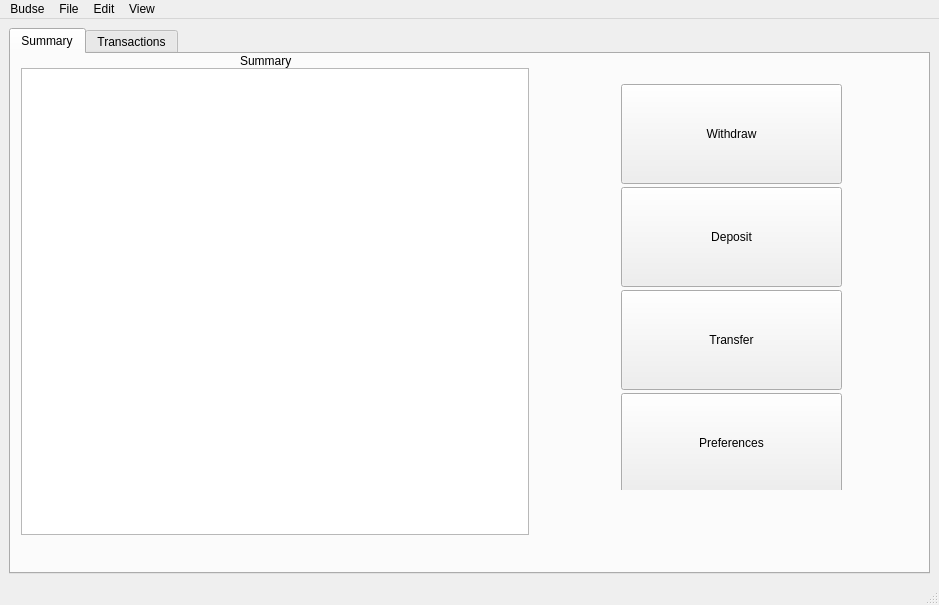
dwong/budse, file budse_main.ui: the form before one commit.
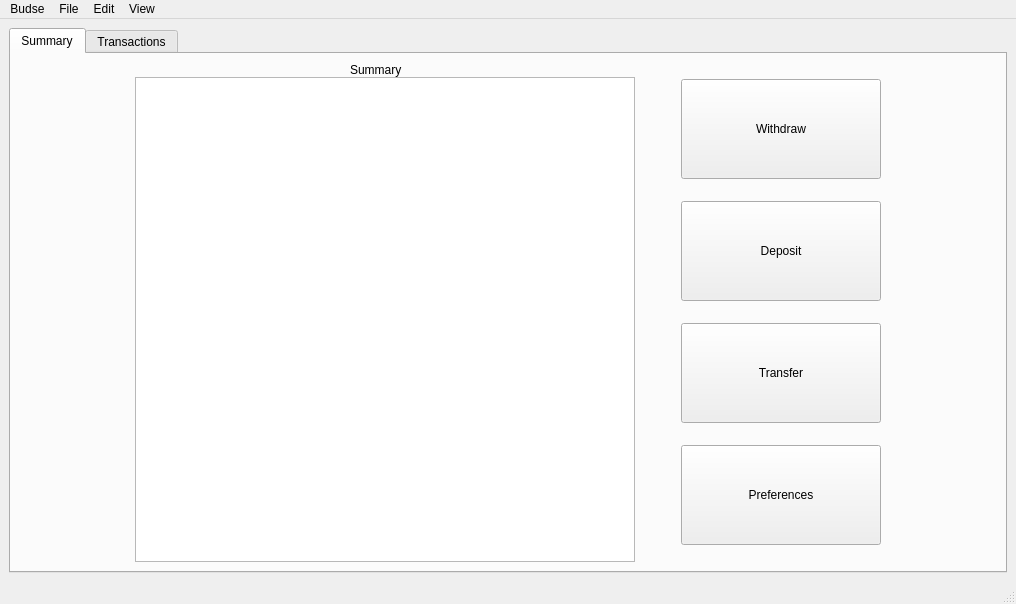
The form after the commit. The open tabs and pages were chosen to show the change.

Commit message: Revamp UI and fix bug with order of executing SQL query

Patch:
```diff
--- a/budse_main.ui
+++ b/budse_main.ui
@@ -9,8 +9,8 @@
    <rect>
     <x>0</x>
     <y>0</y>
-    <width>939</width>
-    <height>605</height>
+    <width>1016</width>
+    <height>604</height>
    </rect>
   </property>
   <property name="minimumSize">
@@ -24,7 +24,7 @@
   </property>
   <widget class="QWidget" name="centralwidget">
    <layout class="QGridLayout" name="gridLayout">
-    <item row="0" column="0">
+    <item row="0" column="1">
      <widget class="QTabWidget" name="tabWidget">
       <property name="currentIndex">
        <number>1</number>
@@ -33,15 +33,10 @@
        <attribute name="title">
         <string>Summary</string>
        </attribute>
-       <widget class="QWidget" name="layoutWidget_4">
-        <property name="geometry">
-         <rect>
-          <x>10</x>
-          <y>0</y>
-          <width>508</width>
-          <height>481</height>
-         </rect>
-        </property>
+       <layout class="QGridLayout" name="gridLayout_3">
+        <item row="0" column="1">
+         <layout class="QHBoxLayout" name="horizontalLayout_5">
+          <item>
         <layout class="QVBoxLayout" name="verticalLayout_6">
          <property name="spacing">
           <number>0</number>
@@ -68,6 +63,12 @@
            <property name="enabled">
             <bool>true</bool>
            </property>
+              <property name="minimumSize">
+               <size>
+                <width>500</width>
+                <height>0</height>
+               </size>
+              </property>
            <property name="showGrid">
             <bool>false</bool>
            </property>
@@ -95,22 +96,27 @@
           </widget>
          </item>
         </layout>
-       </widget>
-       <widget class="QWidget" name="verticalLayoutWidget">
-        <property name="geometry">
-         <rect>
-          <x>610</x>
-          <y>30</y>
-          <width>221</width>
-          <height>406</height>
-         </rect>
-        </property>
+          </item>
+          <item>
+           <spacer name="horizontalSpacer_3">
+            <property name="orientation">
+             <enum>Qt::Horizontal</enum>
+            </property>
+            <property name="sizeHint" stdset="0">
+             <size>
+              <width>40</width>
+              <height>20</height>
+             </size>
+            </property>
+           </spacer>
+          </item>
+          <item>
         <layout class="QVBoxLayout" name="verticalLayout_2">
          <item>
           <widget class="QPushButton" name="withdrawalButton">
            <property name="minimumSize">
             <size>
-             <width>0</width>
+                <width>200</width>
              <height>100</height>
             </size>
            </property>
@@ -123,7 +129,7 @@
           <widget class="QPushButton" name="depositButton">
            <property name="minimumSize">
             <size>
-             <width>0</width>
+                <width>200</width>
              <height>100</height>
             </size>
            </property>
@@ -136,7 +142,7 @@
           <widget class="QPushButton" name="transferButton">
            <property name="minimumSize">
             <size>
-             <width>0</width>
+                <width>200</width>
              <height>100</height>
             </size>
            </property>
@@ -149,7 +155,7 @@
           <widget class="QPushButton" name="pushButton_4">
            <property name="minimumSize">
             <size>
-             <width>0</width>
+                <width>200</width>
              <height>100</height>
             </size>
            </property>
@@ -159,9 +165,38 @@
           </widget>
          </item>
         </layout>
-       </widget>
-      </widget>
-      <widget class="QWidget" name="transactions">
+          </item>
+         </layout>
+        </item>
+        <item row="0" column="2">
+         <spacer name="horizontalSpacer_4">
+          <property name="orientation">
+           <enum>Qt::Horizontal</enum>
+          </property>
+          <property name="sizeHint" stdset="0">
+           <size>
+            <width>40</width>
+            <height>20</height>
+           </size>
+          </property>
+         </spacer>
+        </item>
+        <item row="0" column="0">
+         <spacer name="horizontalSpacer_5">
+          <property name="orientation">
+           <enum>Qt::Horizontal</enum>
+          </property>
+          <property name="sizeHint" stdset="0">
+           <size>
+            <width>40</width>
+            <height>20</height>
+           </size>
+          </property>
+         </spacer>
+        </item>
+       </layout>
+      </widget>
+      <widget class="QWidget" name="transactionsTab">
        <attribute name="title">
         <string>Transactions</string>
        </attribute>
@@ -532,7 +567,7 @@
     <rect>
      <x>0</x>
      <y>0</y>
-     <width>939</width>
+     <width>1016</width>
      <height>22</height>
     </rect>
    </property>
```
Left out of the diff: 97 changed lines with no effect on the pictures. Lines whose indentation alone changed are shown as unchanged. The commit also changes 1 other file.
